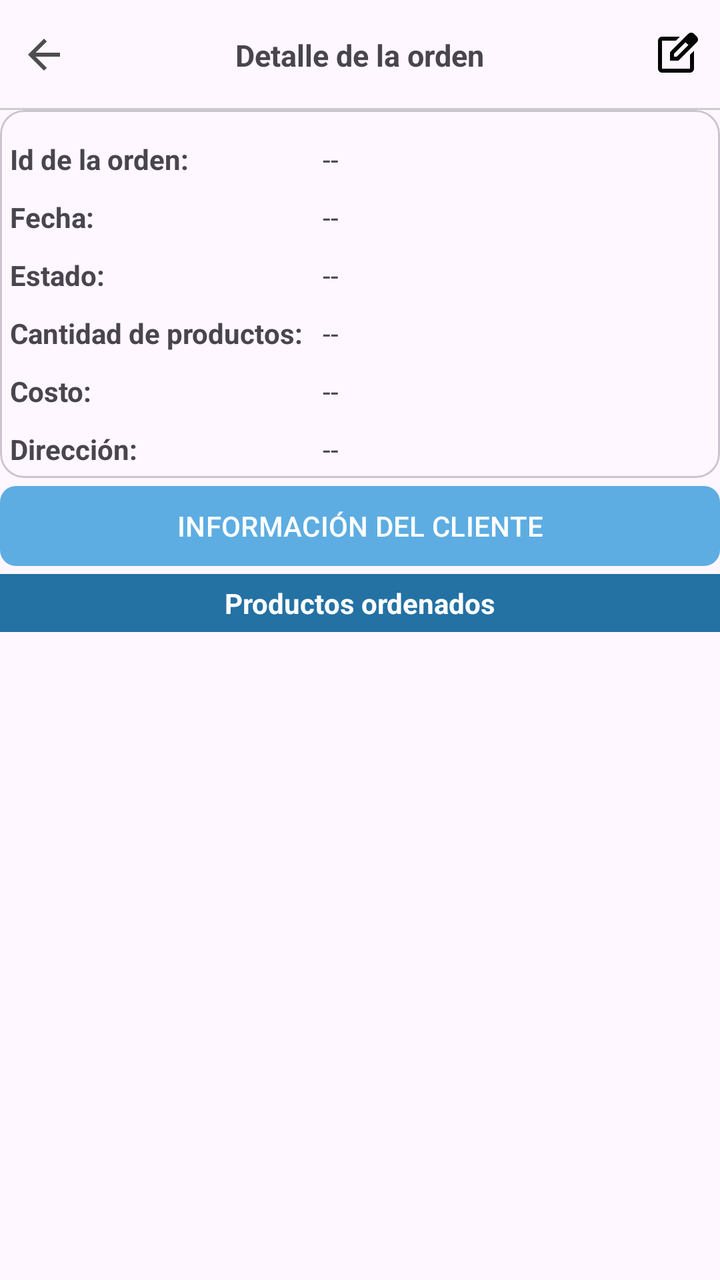
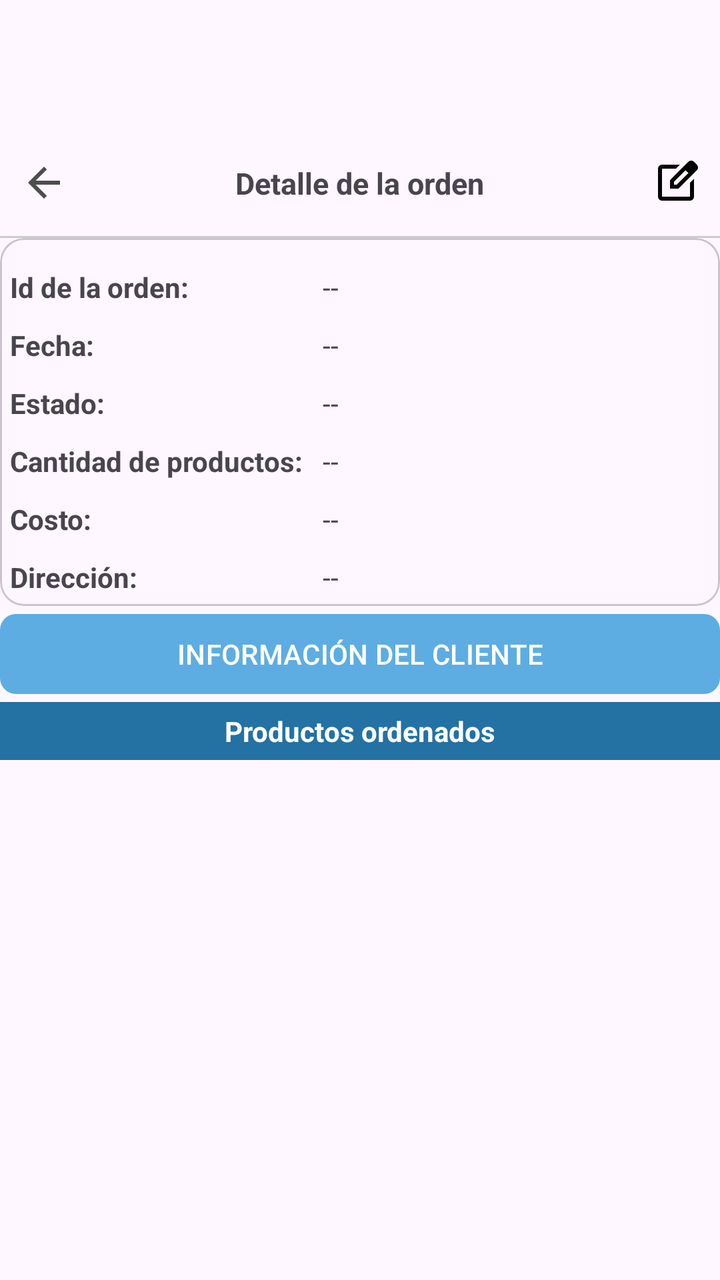

Before-and-after screenshots of an Android layout around one commit, followed by the original layout XML and the change that was made.
<!-- AndroidManifest.xml: application theme Theme.TiendaVirtualApp -->
<!-- res/layout/activity_detalle_orden_vactivity.xml -->
<?xml version="1.0" encoding="utf-8"?>
<LinearLayout xmlns:android="http://schemas.android.com/apk/res/android" xmlns:app="http://schemas.android.com/apk/res-auto" xmlns:tools="http://schemas.android.com/tools"
    android:id="@+id/main"
    android:layout_width="match_parent"
    android:layout_height="match_parent"
    android:orientation="vertical"
    tools:context=".Vendedor.Orden.DetalleOrdenVActivity">

    <RelativeLayout
        android:layout_width="match_parent"
        android:layout_height="55dp">

        <ImageButton
            android:id="@+id/Ib_regresar"
            android:src="@drawable/ico_regresar"
            android:background="@android:color/transparent"
            android:layout_centerVertical="true"
            android:padding="10dp" android:layout_width="wrap_content"
            android:layout_height="wrap_content"/>

        <TextView
            android:text="@string/txtDetalleProducto"
            android:textSize="15sp"
            android:layout_centerInParent="true"
            android:textStyle="bold"
            android:layout_width="wrap_content"
            android:layout_height="wrap_content"/>

        <View
            android:background="#ccc"
            android:layout_alignParentBottom="true"
            android:layout_width="match_parent"
            android:layout_height="1dp"/>

        <ImageButton
            android:id="@+id/Ib_actualizar_orden"
            android:src="@drawable/ic_actualizar_orden"
            android:background="@android:color/transparent"
            android:layout_alignParentEnd="true"
            android:layout_centerVertical="true"
            android:padding="10dp"
            android:layout_width="wrap_content"
            android:layout_height="wrap_content"/>
    </RelativeLayout>

    <com.google.android.material.card.MaterialCardView
        android:layout_width="match_parent"
        android:layout_height="wrap_content"
        android:elevation="3dp"
        app:contentPadding="5dp">

        <TableLayout
            android:layout_width="match_parent"
            android:layout_height="wrap_content">
            
            <TableRow>
                <TextView
                    android:text="@string/tvidOrdenD"
                    android:layout_width="wrap_content"
                    android:layout_height="wrap_content"
                    android:layout_marginTop="10dp"
                    android:layout_marginEnd="10dp"
                    android:textStyle="bold"/>
                <TextView
                    android:id="@+id/idOrdenD"
                    android:text="@string/idOrdenD"
                    android:layout_width="wrap_content"
                    android:layout_height="wrap_content"
                    android:layout_marginTop="10dp"/>
            </TableRow>
            
            <TableRow>
                <TextView
                    android:text="@string/tvfechaOrdenD"
                    android:layout_width="wrap_content"
                    android:layout_height="wrap_content"
                    android:layout_marginTop="10dp"
                    android:layout_marginEnd="10dp"
                    android:textStyle="bold"/>

                <TextView
                    android:id="@+id/fechaOrdenD"
                    android:text="@string/fechaOrdenD"
                    android:layout_width="wrap_content"
                    android:layout_height="wrap_content"
                    android:layout_marginTop="10dp"/>

            </TableRow>
            
            <TableRow>
                <TextView
                    android:text="@string/tvestadoOrdenD"
                    android:layout_width="wrap_content"
                    android:layout_height="wrap_content"
                    android:layout_marginTop="10dp"
                    android:layout_marginEnd="10dp"
                    android:textStyle="bold"/>

                <TextView
                    android:id="@+id/estadoOrdenD"
                    android:text="@string/estadoOrdenD"
                    android:layout_width="wrap_content"
                    android:layout_height="wrap_content"
                    android:layout_marginTop="10dp"/>
            </TableRow>
            
            <TableRow>
                <TextView
                    android:text="@string/tvcantidadOrdenD"
                    android:layout_width="wrap_content"
                    android:layout_height="wrap_content"
                    android:layout_marginTop="10dp"
                    android:layout_marginEnd="10dp"
                    android:textStyle="bold"/>

                <TextView
                    android:id="@+id/cantidadOrdenD"
                    android:text="@string/cantidadOrdenD"
                    android:layout_width="wrap_content"
                    android:layout_height="wrap_content"
                    android:layout_marginTop="10dp"/>
            </TableRow>
            
            <TableRow>
                <TextView
                    android:text="@string/tvcostoOrdenD"
                    android:layout_width="wrap_content"
                    android:layout_height="wrap_content"
                    android:layout_marginTop="10dp"
                    android:layout_marginEnd="10dp"
                    android:textStyle="bold"/>

                <TextView
                    android:id="@+id/costoOrdenD"
                    android:text="@string/costoOrdenD"
                    android:layout_width="wrap_content"
                    android:layout_height="wrap_content"
                    android:layout_marginTop="10dp"/>

            </TableRow>
            
            <TableRow>
                <TextView
                    android:text="@string/tvdireccionOrdenD"
                    android:layout_width="wrap_content"
                    android:layout_height="wrap_content"
                    android:layout_marginTop="10dp"
                    android:layout_marginEnd="10dp"
                    android:textStyle="bold"/>

                <TextView
                    android:id="@+id/direccionOrdenD"
                    android:text="@string/direccionOrdenD"
                    android:layout_width="wrap_content"
                    android:layout_height="wrap_content"
                    android:layout_marginTop="10dp"/>
            </TableRow>
        </TableLayout>
    </com.google.android.material.card.MaterialCardView>

    <com.google.android.material.button.MaterialButton
        android:id="@+id/verInfoCliente"
        android:text="@string/verInfoCliente"
        app:cornerRadius="8dp"
        android:textAllCaps="true"
        android:layout_width="match_parent"
        android:layout_height="wrap_content"/>

    <TextView
        android:text="@string/txtProductosOrdenados"
        android:padding="5dp"
        android:textAlignment="center"
        android:background="@color/azul_marino_oscuro"
        android:textColor="@color/white"
        android:textStyle="bold"
        android:layout_width="match_parent"
        android:layout_height="wrap_content"/>

    <androidx.recyclerview.widget.RecyclerView
        android:id="@+id/ordenesRv"
        app:layoutManager="androidx.recyclerview.widget.LinearLayoutManager"
        tools:listitem="@layout/item_producto_orden"
        android:layout_width="match_parent"
        android:layout_height="match_parent"/>
</LinearLayout>
<!-- res/layout/item_producto_orden.xml (included above) -->
<?xml version="1.0" encoding="utf-8"?>
<com.google.android.material.card.MaterialCardView xmlns:android="http://schemas.android.com/apk/res/android" xmlns:app="http://schemas.android.com/apk/res-auto"
    android:layout_width="match_parent"
    android:layout_height="wrap_content"
    android:layout_marginBottom="1dp"
    app:cardElevation="5dp"
    app:contentPadding="5dp"
    app:cardCornerRadius="8dp"
    app:cardUseCompatPadding="true">

    <RelativeLayout
        android:layout_width="match_parent"
        android:layout_height="wrap_content"
        android:background="#f2f3f4"
        android:padding="10dp">

        
        <TextView
            android:id="@+id/itemNombreP"
            android:text="@string/itemNombreP"
            android:textStyle="bold"
            android:textSize="17sp"
            android:layout_width="match_parent"
            android:layout_height="wrap_content"/>

        
        <TextView
            android:id="@+id/itemPrecioP"
            android:text="@string/itemPrecioP"
            android:layout_below="@+id/itemNombreP"
            android:layout_width="wrap_content"
            android:layout_height="wrap_content"/>

        
        <TextView
            android:id="@+id/itemCantidadP"
            android:text="@string/itemCantidadP"
            android:layout_below="@id/itemPrecioP"
            android:layout_width="wrap_content"
            android:layout_height="wrap_content"/>

        
        <TextView
            android:id="@+id/itemPrecioFinalP"
            android:text="@string/itemPrecioFinalP"
            android:layout_below="@id/itemCantidadP"
            android:layout_width="wrap_content"
            android:layout_height="wrap_content"/>

    </RelativeLayout>
</com.google.android.material.card.MaterialCardView>
<!-- resources referenced by this layout -->
<resources>
  <color name="azul_marino_oscuro">#2471A3</color>
  <color name="white">#FFFFFFFF</color>
  <!-- drawable ic_actualizar_orden (drawable) -->
  <vector xmlns:android="http://schemas.android.com/apk/res/android" android:height="24dp" android:tint="#050505" android:viewportHeight="960" android:viewportWidth="960" android:width="24dp">
        
      <path android:fillColor="@android:color/white" android:pathData="M200,840Q167,840 143.5,816.5Q120,793 120,760L120,200Q120,167 143.5,143.5Q167,120 200,120L557,120L477,200L200,200Q200,200 200,200Q200,200 200,200L200,760Q200,760 200,760Q200,760 200,760L760,760Q760,760 760,760Q760,760 760,760L760,482L840,402L840,760Q840,793 816.5,816.5Q793,840 760,840L200,840ZM480,480Q480,480 480,480Q480,480 480,480L480,480Q480,480 480,480Q480,480 480,480L480,480L480,480L480,480L480,480L480,480L480,480Q480,480 480,480Q480,480 480,480ZM360,600L360,430L727,63Q739,51 754,45Q769,39 784,39Q800,39 814.5,45Q829,51 841,63L897,120Q908,132 914,146.5Q920,161 920,176Q920,191 914.5,205.5Q909,220 897,232L530,600L360,600ZM841,176L841,176L785,120L785,120L841,176ZM440,520L496,520L728,288L700,260L671,232L440,463L440,520ZM700,260L671,232L671,232L700,260L728,288L728,288L700,260Z"/>
      
  </vector>
  <!-- drawable ico_regresar (drawable) -->
  <vector xmlns:android="http://schemas.android.com/apk/res/android" android:autoMirrored="true" android:height="24dp" android:tint="#4D4D4D" android:viewportHeight="960" android:viewportWidth="960" android:width="24dp">
        
      <path android:fillColor="@android:color/white" android:pathData="M313,520L537,744L480,800L160,480L480,160L537,216L313,440L800,440L800,520L313,520Z"/>
      
  </vector>
  <string name="cantidadOrdenD"> -- </string>
  <string name="costoOrdenD"> -- </string>
  <string name="direccionOrdenD"> -- </string>
  <string name="estadoOrdenD"> -- </string>
  <string name="fechaOrdenD"> -- </string>
  <string name="idOrdenD"> -- </string>
  <string name="itemCantidadP">Cantidad</string>
  <string name="itemNombreP">Nombre del producto</string>
  <string name="itemPrecioFinalP">Precio total</string>
  <string name="itemPrecioP">Precio</string>
  <string name="tvcantidadOrdenD">Cantidad de productos: </string>
  <string name="tvcostoOrdenD">Costo: </string>
  <string name="tvdireccionOrdenD">Dirección: </string>
  <string name="tvestadoOrdenD">Estado: </string>
  <string name="tvfechaOrdenD">Fecha: </string>
  <string name="tvidOrdenD">Id de la orden: </string>
  <string name="txtDetalleProducto">Detalle de la orden</string>
  <string name="txtProductosOrdenados">Productos ordenados</string>
  <string name="verInfoCliente">Información del cliente</string>
  <style name="Theme.TiendaVirtualApp" parent="Base.Theme.TiendaVirtualApp" />
  <style name="Base.Theme.TiendaVirtualApp" parent="Theme.Material3.DayNight.NoActionBar">
          
          <item name="colorPrimary">@color/celeste_oscuro</item>
      </style>
  <color name="celeste_oscuro">#5DADE2</color>
</resources>

<!-- the commit's change to res/layout/activity_detalle_orden_vactivity.xml (unified diff, before → after) -->
@@ -8,7 +8,8 @@
 
     <RelativeLayout
         android:layout_width="match_parent"
-        android:layout_height="55dp">
+        android:layout_height="55dp"
+        android:layout_marginTop="?attr/actionBarSize">
 
         <ImageButton
             android:id="@+id/Ib_regresar"
